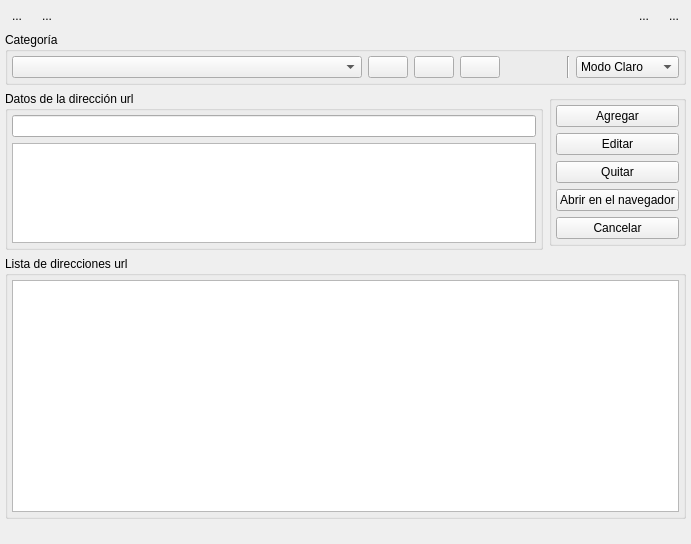
This is widget.ui in lincolningaroca/xxxApp as Qt 5 draws it before an edit. The edited form follows.
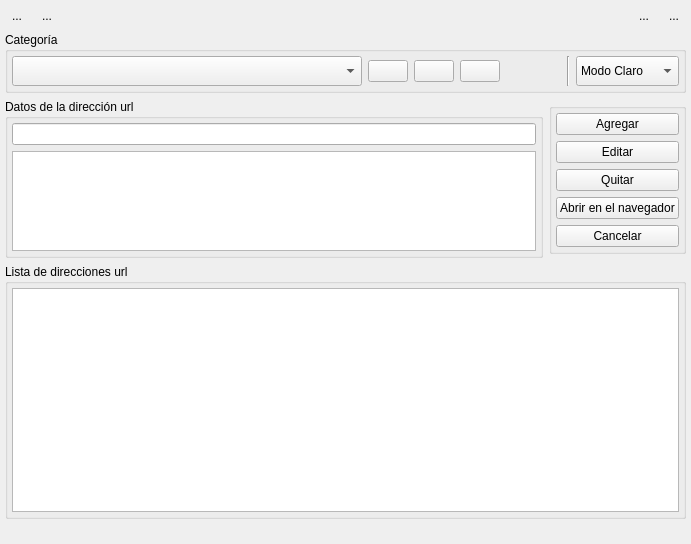
This is the edited form. Icons and pictures are not drawn.

Commit message: The size of the themes combobox control was corrected, the height was set to 30 px, so that it matches the other controls in the row where it is contained.

The edit to the form file:
```diff
--- a/widget.ui
+++ b/widget.ui
@@ -257,6 +257,18 @@
       </item>
       <item>
        <widget class="QComboBox" name="cboTheme">
+        <property name="minimumSize">
+         <size>
+          <width>0</width>
+          <height>30</height>
+         </size>
+        </property>
+        <property name="baseSize">
+         <size>
+          <width>0</width>
+          <height>30</height>
+         </size>
+        </property>
         <property name="editable">
          <bool>false</bool>
         </property>
```
